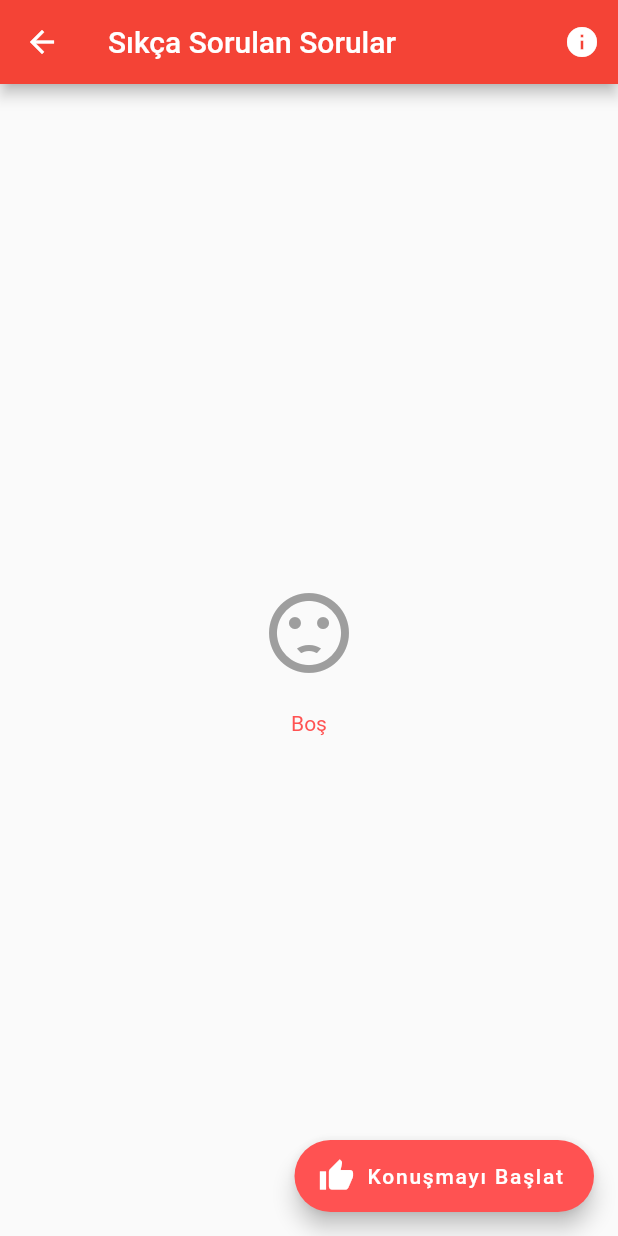
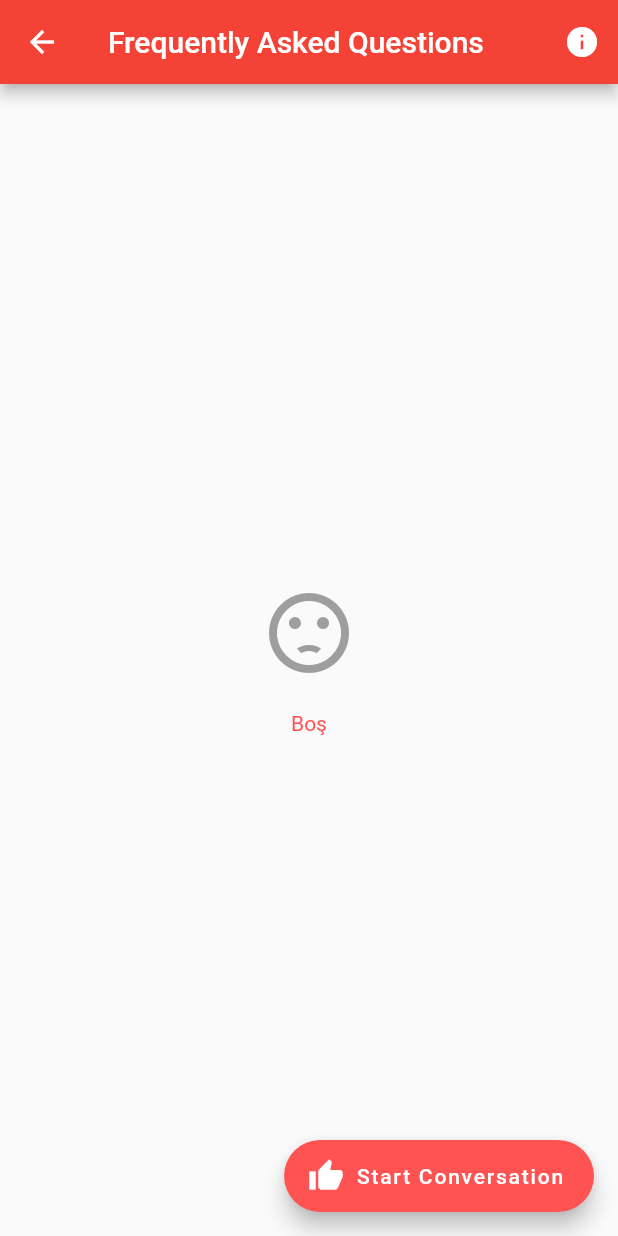
Before and after one commit to FiratAlabuga/KanDostumV2, a Flutter app: the FaqPage screen opened directly, on a phone screen of 412 x 824 dp. Run offline on Flutter 3.47's test engine with Material 2 defaults, Android fonts, the light colour scheme and no system bars; our stand-ins replace bottom_navy_bar, cloud_firestore, dynamic_theme, expansion_tile_card, extended_image, firebase_auth and 10 more; missing offline and left inert: maps_launcher, search_cep, simple_speed_dial, social_share; accounts and stored records are empty; generated files the repository leaves out were written again.

Commit message:
Update faq_page.dart
Şilan

```diff
--- a/Mobil_App/lib/app/modules/faq/pages/faq_page.dart
+++ b/Mobil_App/lib/app/modules/faq/pages/faq_page.dart
@@ -27,7 +27,7 @@ class _FaqPageState extends State<FaqPage> {
     return Scaffold(
       appBar: AppBar(
         automaticallyImplyLeading: true,
-        title: Text('Sıkça Sorulan Sorular'),
+        title: Text('Frequently Asked Questions'),
           actions: <Widget>[
           IconButton(
             onPressed: (){
@@ -66,7 +66,7 @@ class _FaqPageState extends State<FaqPage> {
       MaterialPageRoute(builder: (context) => FirstScreen()),
     );
       },
-      label: Text('Konuşmayı Başlat'),
+      label: Text('Start Conversation'),
       icon: Icon(Icons.thumb_up),
       backgroundColor: Colors.redAccent[300],
     ),
```
